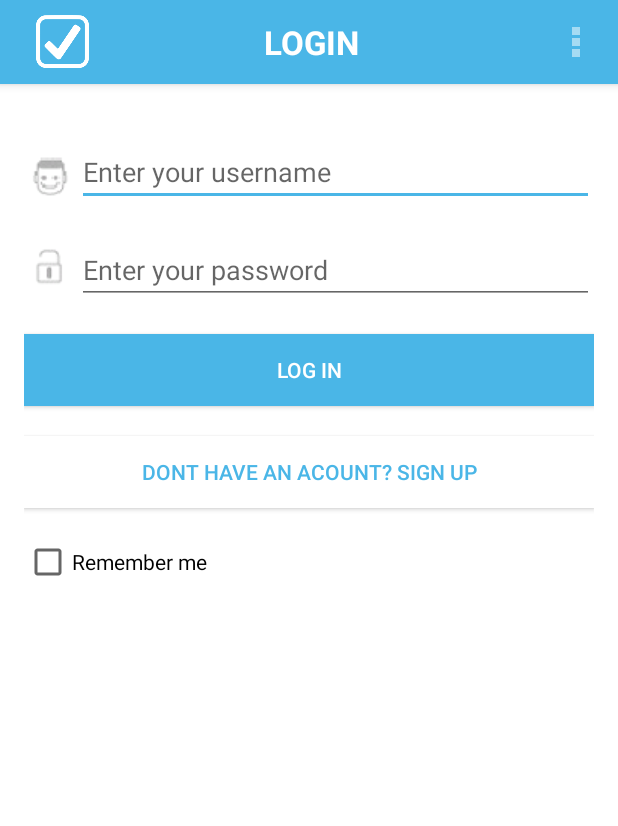
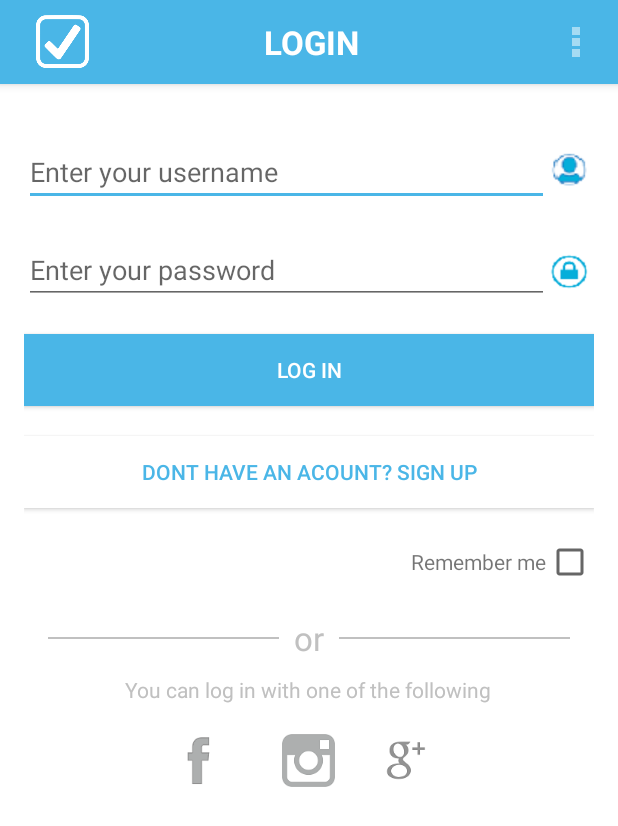
Before and after one commit to Hackaton-Hevre/ClientDemo, an Android app: the screen it shows after launch (MainActivity), on a phone screen of 412 x 824 dp. Shown: the top 826 px of the screen. Run offline under Robolectric (Android 15) with nearby library versions, the phone set to English and light mode, and no system bars; 3 statements that could not run were skipped.

```diff
--- a/app/src/main/java/com/hackaton/hevre/clientapplication/Controller/HomeActivity.java
+++ b/app/src/main/java/com/hackaton/hevre/clientapplication/Controller/HomeActivity.java
@@ -56,7 +56,7 @@ public class HomeActivity extends AppCallbackActivity implements OnItemClickList
             mUserName = b.getString("user");
         }
 
-        setActionBarTitle("My tasks");
+        setActionBarTitle(getString(R.string.homeActivity_title));
 
         mTasks = new ArrayList<String>();
 
@@ -189,18 +189,21 @@ public class HomeActivity extends AppCallbackActivity implements OnItemClickList
 
     /* gets all the nearest relevant businesses for the user by his location and sends notification */
     public void pushNotification_callback(ArrayList<Business> relevantBusinesses) {
+        for (int i = 0; i < relevantBusinesses.size(); i++)
+        {
             NotificationCompat.Builder mBuilder =
                     new NotificationCompat.Builder(this)
-                        .setSmallIcon(R.mipmap.ic_launcher)
-                        .addAction(R.drawable.notification_template_icon_bg, "BUTTON 1", null) // #0
-                        .addAction(R.drawable.abc_ic_commit_search_api_mtrl_alpha, "BUTTON 2", null)  // #1
-                        .setContentTitle("Don't forget your task!")
+                            .setSmallIcon(R.mipmap.app_icon_white)
+                            .addAction(R.drawable.notification_template_icon_bg, getString(R.string.push_notification_not_now), null)
+                            .addAction(R.drawable.notification_template_icon_bg, getString(R.string.push_notification_buying), null)
+                            .setContentTitle(getString(R.string.push_notification_title))
                             .setContentText(relevantBusinesses.get(0).getName() + " is only " + relevantBusinesses.get(0).getLocation().distanceTo(mLocationService.getCurrentLocation()) + " meters away!");
             // Gets an instance of the NotificationManager service
             NotificationManager mNotifyMgr =
                     (NotificationManager) getSystemService(NOTIFICATION_SERVICE);
             // Builds the notification and issues it.
             //mNotifyMgr.notify(getNextNotificationId(), mBuilder.build());
+        }
     }
 
     public class TagsGetter extends AsyncTask<String, Void, String> {
--- a/app/src/main/java/com/hackaton/hevre/clientapplication/Controller/MainActivity.java
+++ b/app/src/main/java/com/hackaton/hevre/clientapplication/Controller/MainActivity.java
@@ -4,13 +4,11 @@ import android.content.Context;
 import android.content.Intent;
 import android.content.SharedPreferences;
 import android.os.Bundle;
-import android.view.LayoutInflater;
 import android.view.Menu;
 import android.view.MenuItem;
 import android.view.View;
 import android.widget.CheckBox;
 import android.widget.EditText;
-import android.widget.TextView;
 import android.widget.Toast;
 
 import com.hackaton.hevre.clientapplication.Model.LoginStatus;
@@ -29,7 +27,7 @@ public class MainActivity extends AppCallbackActivity {
         super.onCreate(savedInstanceState);
         setContentView(R.layout.activity_main);
 
-        setActionBarTitle("Login");
+        setActionBarTitle(getString(R.string.mainActivity_title));
 
 
 
@@ -106,7 +104,7 @@ public class MainActivity extends AppCallbackActivity {
         String userName = mUsernameEdit.getText().toString();
         String password = mPasswordEdit.getText().toString();
         if (userName.equals("") || password.equals("")) {
-            Toast.makeText(getBaseContext(), "Pleas Enter All Of Your Credentials!", Toast.LENGTH_LONG).show();
+            Toast.makeText(getBaseContext(), R.string.mainActivity_fillAll, Toast.LENGTH_LONG).show();
         } else {
             mModelService.login(userName, password);
         }
@@ -123,11 +121,11 @@ public class MainActivity extends AppCallbackActivity {
     public void loginCallback(LoginStatus status) {
         if (status.equals(LoginStatus.INVALID_CREDENTIALS))
         {
-            Toast.makeText(getBaseContext(), "Invalid Password, Please Try Again", Toast.LENGTH_LONG).show();
+            Toast.makeText(getBaseContext(), R.string.mainActivity_wrongPassword, Toast.LENGTH_LONG).show();
         }
          else if (status.equals(LoginStatus.NAME_DOESNT_EXIST))
         {
-            Toast.makeText(getBaseContext(), "Invalid UserName, Please Try Again", Toast.LENGTH_LONG).show();
+            Toast.makeText(getBaseContext(), R.string.mainActivity_wrongUsername, Toast.LENGTH_LONG).show();
         }
         else {
             Intent intent = new Intent(MainActivity.this, HomeActivity.class);
--- a/app/src/main/java/com/hackaton/hevre/clientapplication/Controller/RegisterActivity.java
+++ b/app/src/main/java/com/hackaton/hevre/clientapplication/Controller/RegisterActivity.java
@@ -2,7 +2,6 @@ package com.hackaton.hevre.clientapplication.Controller;
 
 import android.content.Intent;
 import android.os.Bundle;
-import android.view.LayoutInflater;
 import android.view.Menu;
 import android.view.MenuItem;
 import android.view.View;
@@ -21,7 +20,7 @@ public class RegisterActivity extends AppCallbackActivity {
         super.onCreate(savedInstanceState);
         setContentView(R.layout.activity_register);
 
-        setActionBarTitle("Register");
+        setActionBarTitle(getString(R.string.registerActivity_title));
     }
 
 
--- a/app/src/main/res/layout/activity_home.xml
+++ b/app/src/main/res/layout/activity_home.xml
@@ -1,21 +1,11 @@
 <LinearLayout xmlns:android="http://schemas.android.com/apk/res/android"
               xmlns:tools="http://schemas.android.com/tools"
-              xmlns:app="http://schemas.android.com/apk/res-auto"
               android:orientation="vertical"
               android:layout_width="fill_parent"
               android:layout_height="fill_parent"
               android:layout_alignParentBottom="true"
               android:layout_alignRight="@+id/rememberMe_checkBox"
               android:layout_alignEnd="@+id/rememberMe_checkBox">
-
-    <!--<android.support.v7.widget.Toolbar
-        android:id="@+id/home_toolbar"
-        android:layout_width="match_parent"
-        android:layout_height="?attr/actionBarSize"
-        android:background="#4AB6E7"
-        android:elevation="4dp"
-        android:theme="@style/ThemeOverlay.AppCompat.ActionBar"
-        app:popupTheme="@style/ThemeOverlay.AppCompat.Light"/>-->
 
     <RelativeLayout
                     android:layout_width="match_parent"
@@ -26,18 +16,11 @@
                     android:paddingBottom="@dimen/activity_vertical_margin"
                     tools:context="com.hackaton.hevre.clientapplication.Controller.HomeActivity">
 
-        <TextView
-            android:text="@string/title_add_task"
-            android:layout_width="wrap_content"
-            android:layout_height="wrap_content"
-            android:id="@+id/textView"/>
-
         <EditText
             android:layout_width="fill_parent"
             android:layout_height="wrap_content"
             android:id="@+id/taskadd_editText"
             android:hint="@string/entertask_hint"
-            android:layout_below="@+id/textView"
             android:layout_alignParentLeft="true"
             android:layout_alignParentStart="true"/>
 
@@ -45,6 +28,8 @@
             android:layout_width="fill_parent"
             android:layout_height="wrap_content"
             android:text="@string/addnewtask_button"
+            android:background="#4AB6E7"
+            android:textColor="#ffffffff"
             android:id="@+id/add_task_button"
             android:onClick="addtask_onclick"
             android:layout_below="@+id/taskadd_editText"
--- a/app/src/main/res/layout/activity_main.xml
+++ b/app/src/main/res/layout/activity_main.xml
@@ -1,50 +1,11 @@
 <LinearLayout xmlns:android="http://schemas.android.com/apk/res/android"
               xmlns:tools="http://schemas.android.com/tools"
-              xmlns:app="http://schemas.android.com/apk/res-auto"
               android:orientation="vertical"
               android:layout_width="fill_parent"
               android:layout_height="fill_parent"
               android:layout_alignParentBottom="true"
               android:layout_alignRight="@+id/rememberMe_checkBox"
               android:layout_alignEnd="@+id/rememberMe_checkBox">
-
-
-    <!--<android.support.v7.widget.Toolbar
-        android:id="@+id/main_toolbar"
-        android:layout_width="match_parent"
-        android:layout_height="?attr/actionBarSize"
-        android:title="@string/Connect"
-        android:background="#4AB6E7"
-        android:elevation="4dp"
-        android:theme="@style/ThemeOverlay.AppCompat.ActionBar"
-        app:popupTheme="@style/ThemeOverlay.AppCompat.Light">
-
-        <RelativeLayout
-            android:layout_width="fill_parent"
-            android:layout_height="fill_parent">
-
-            <TextView
-                android:layout_width="wrap_content"
-                android:layout_height="wrap_content"
-                android:id="@+id/log_in_toolbar"
-                android:text="Log in"
-                android:layout_alignParentLeft="true"
-                android:layout_alignParentStart="true"
-                android:layout_marginTop="13dp"
-                android:textSize="20dp"
-                android:textColor="@android:color/white"
-                />
-
-            <ImageView
-                android:layout_width="wrap_content"
-                android:layout_height="wrap_content"
-                android:gravity="center_vertical"
-                android:layout_centerVertical="true"
-                />
-
-            </RelativeLayout>
-
-        </android.support.v7.widget.Toolbar>-->
 
     <RelativeLayout
                     android:layout_width="match_parent"
@@ -56,46 +17,36 @@
                     tools:context=".MainActivity"
                     android:background="#ffffffff">
 
-            <ImageView
+        <EditText
             android:layout_width="wrap_content"
-                android:layout_height="wrap_content"
-                android:src="@drawable/ic_username"
-                android:layout_marginTop="20dp"
-                android:id="@+id/imageView"
-                android:layout_toLeftOf="@+id/password_text"
-                android:layout_toStartOf="@+id/password_text"
-                android:layout_alignBottom="@+id/username_text"/>
-
-            <EditText
-                android:layout_width="match_parent"
             android:layout_height="wrap_content"
             android:inputType="textPersonName"
             android:layout_marginTop="20dp"
-                android:hint="Enter your username"
+            android:hint="@string/enter_your_username"
+            android:textDirection="locale"
+            android:ellipsize="start"
             android:ems="10"
-                android:layout_toRightOf="@+id/imageView"
             android:id="@+id/username_text"
-                android:layout_gravity="center_horizontal"/>
+            android:layout_gravity="center_horizontal"
+            android:layout_toLeftOf="@+id/imageView"
+            android:layout_alignParentLeft="true"
+            android:layout_alignParentStart="true"/>
 
-            <ImageView
+        <EditText
             android:layout_width="wrap_content"
             android:layout_height="wrap_content"
+            android:inputType="textPassword"
+            android:hint="@string/enter_your_password"
+            android:textDirection="locale"
+            android:ellipsize="start"
             android:layout_marginTop="20dp"
-                android:id="@+id/imageView2"
-                android:src="@drawable/ic_password"
-                android:layout_below="@+id/username_text"/>
-
-            <EditText
-                android:layout_width="match_parent"
-                android:layout_height="wrap_content"
-                android:inputType="textPassword"
-                android:hint="Enter your password"
-                android:layout_marginTop="20dp"
-                android:layout_toRightOf="@+id/imageView2"
             android:ems="10"
             android:id="@+id/password_text"
             android:layout_gravity="center_horizontal"
-                android:layout_below="@+id/username_text"/>
+            android:layout_below="@+id/username_text"
+            android:layout_toLeftOf="@+id/imageView2"
+            android:layout_alignParentLeft="true"
+            android:layout_alignParentStart="true"/>
 
         <Button
                 android:layout_width="match_parent"
@@ -123,13 +74,145 @@
             android:layout_below="@+id/Login_button"
             />
 
+        <ImageView
+            android:layout_width="wrap_content"
+            android:layout_height="wrap_content"
+            android:src="@drawable/ic_username"
+            android:id="@+id/imageView"
+            android:layout_alignTop="@+id/username_text"
+            android:layout_alignParentRight="true"
+            android:layout_alignParentEnd="true"
+            android:layout_above="@+id/password_text"/>
+
+        <ImageView
+            android:layout_width="wrap_content"
+            android:layout_height="wrap_content"
+            android:id="@+id/imageView2"
+            android:src="@drawable/ic_password"
+            android:layout_alignTop="@+id/password_text"
+            android:layout_toRightOf="@+id/username_text"
+            android:layout_toEndOf="@+id/username_text"
+            android:layout_above="@+id/Login_button"/>
+
         <CheckBox
+            android:layout_width="wrap_content"
+            android:layout_height="wrap_content"
+            android:layout_alignParentRight="true"
+            android:layout_marginTop="20dp"
+            android:id="@+id/rememberMe_checkBox"
+            android:layout_below="@+id/Register_button"
+            android:layout_alignParentEnd="true"/>
+
+        <TextView
             android:layout_width="wrap_content"
             android:layout_height="wrap_content"
             android:layout_marginTop="20dp"
             android:text="@string/rememberMe_checkbox"
-                android:id="@+id/rememberMe_checkBox"
-                android:layout_below="@+id/Register_button"/>
+            android:layout_toLeftOf="@+id/rememberMe_checkBox"
+            android:gravity="center"
+            android:layout_below="@+id/Register_button"
+            android:layout_alignBottom="@+id/rememberMe_checkBox"/>
+
+        <RelativeLayout
+            android:layout_below="@+id/rememberMe_checkBox"
+            android:layout_width="match_parent"
+            android:layout_height="wrap_content"
+            android:id="@+id/seperator"
+            android:layout_marginTop="20dp"
+            android:layout_centerVertical="true"
+            android:orientation="horizontal">
+
+            <TextView
+                android:id="@+id/or"
+                android:layout_width="wrap_content"
+                android:layout_height="wrap_content"
+                android:layout_centerInParent="true"
+                android:layout_marginLeft="10dp"
+                android:layout_marginRight="10dp"
+                android:textSize="@dimen/abc_text_size_large_material"
+                android:text="@string/or"
+                android:textColor="#c0c0c0"/>
+
+            <View
+                android:layout_width="match_parent"
+                android:layout_height="1dp"
+                android:layout_centerVertical="true"
+                android:layout_marginLeft="16dp"
+                android:layout_toLeftOf="@id/or"
+                android:background="#c0c0c0"
+                />
+
+            <View
+                android:layout_width="match_parent"
+                android:layout_height="1dp"
+                android:layout_centerVertical="true"
+                android:layout_marginRight="16dp"
+                android:layout_toRightOf="@id/or"
+                android:background="#c0c0c0"
+                />
+
+        </RelativeLayout>
+
+        <TextView
+            android:id="@+id/optionsText"
+            android:layout_marginTop="10dp"
+            android:layout_width="wrap_content"
+            android:layout_height="wrap_content"
+            android:layout_centerInParent="true"
+            android:layout_marginLeft="10dp"
+            android:layout_marginRight="10dp"
+            android:layout_below="@+id/seperator"
+            android:text="@string/mainActivity_loginWithOnOfTheFollowingText"
+            android:textColor="#c0c0c0"/>
+
+        <RelativeLayout
+            android:layout_width="match_parent"
+            android:layout_height="wrap_content"
+            android:id="@+id/buttoLogin"
+            android:layout_marginTop="20dp"
+            android:layout_centerVertical="true"
+            android:layout_below="@+id/optionsText"
+            android:orientation="horizontal">
+
+            <ImageButton
+                android:layout_width="wrap_content"
+                android:layout_height="wrap_content"
+                android:src="@mipmap/instagram"
+                android:background="@null"
+                android:scaleType="fitXY"
+                android:id="@+id/instagramLogin_button"
+                android:layout_alignParentTop="true"
+                android:layout_centerHorizontal="true"/>
+
+            <ImageButton
+                android:layout_width="wrap_content"
+                android:layout_height="wrap_content"
+                android:src="@mipmap/google_nuovo"
+                android:background="@null"
+                android:scaleType="fitXY"
+                android:id="@+id/googleLogin_button"
+                android:layout_alignParentTop="true"
+                android:layout_toRightOf="@+id/instagramLogin_button"
+                android:layout_toEndOf="@+id/instagramLogin_button"
+                android:layout_marginLeft="29dp"
+                android:layout_marginStart="29dp"/>
+
+            <ImageButton
+                android:layout_width="wrap_content"
+                android:layout_height="wrap_content"
+                android:src="@mipmap/facebook"
+                android:background="@null"
+                android:scaleType="fitXY"
+                android:id="@+id/facebookLogin_button"
+                android:layout_marginRight="38dp"
+                android:layout_marginEnd="38dp"
+                android:layout_alignParentTop="true"
+                android:layout_toLeftOf="@+id/instagramLogin_button"
+                android:layout_toStartOf="@+id/instagramLogin_button"/>
+
+        </RelativeLayout>
+
+
     </RelativeLayout>
 
 </LinearLayout>
--- a/app/src/main/res/layout/activity_register.xml
+++ b/app/src/main/res/layout/activity_register.xml
@@ -1,28 +1,10 @@
 <?xml version="1.0" encoding="utf-8"?>
 <LinearLayout xmlns:android="http://schemas.android.com/apk/res/android"
               xmlns:tools="http://schemas.android.com/tools"
-              xmlns:app="http://schemas.android.com/apk/res-auto"
               android:orientation="vertical"
               android:layout_width="match_parent"
               android:layout_height="match_parent"
-              tools:context="com.hackaton.hevre.clientapp.RegisterActivity"
-    >
-    <!--
-    <android.support.v7.widget.Toolbar
-        android:id="@+id/register_toolbar"
-        android:layout_width="match_parent"
-        android:layout_height="?attr/actionBarSize"
-        android:background="#4AB6E7"
-        android:elevation="4dp"
-        android:theme="@style/ThemeOverlay.AppCompat.ActionBar"
-        app:popupTheme="@style/ThemeOverlay.AppCompat.Light"/>-->
-
-    <TextView
-        android:layout_width="wrap_content"
-        android:layout_height="wrap_content"
-        android:text="@string/Register_Page"
-        android:id="@+id/textView2"
-        android:layout_gravity="center_horizontal"/>
+              tools:context="com.hackaton.hevre.clientapp.RegisterActivity">\
 
     <EditText
         android:layout_width="match_parent"
@@ -67,10 +49,16 @@
 
     <Button
         android:layout_width="match_parent"
+        android:layout_alignParentLeft="true"
+        android:layout_alignParentStart="true"
         android:layout_height="wrap_content"
+        android:layout_marginTop="20dp"
         android:text="@string/Register_button"
+        android:textColor="#ffffff"
+        android:background="#4AB6E7"
         android:id="@+id/Registerbutton_text_re"
-        android:layout_marginTop="30dp"
+        android:layout_gravity="center_horizontal"
         android:onClick="registerRegButton_onClick"
+        android:layout_below="@+id/repassword_text_re"
         />
 </LinearLayout>
--- a/app/src/main/res/layout/activity_task.xml
+++ b/app/src/main/res/layout/activity_task.xml
@@ -1,7 +1,6 @@
 <?xml version="1.0" encoding="utf-8"?>
 <LinearLayout xmlns:android="http://schemas.android.com/apk/res/android"
     xmlns:tools="http://schemas.android.com/tools"
-    xmlns:app="http://schemas.android.com/apk/res-auto"
     android:layout_width="match_parent"
     android:layout_height="match_parent"
     android:paddingBottom="@dimen/activity_vertical_margin"
--- a/app/src/main/res/values/strings.xml
+++ b/app/src/main/res/values/strings.xml
@@ -30,4 +30,18 @@
     <string name="homeActivity_taskAdded">OK, Task has been added!</string>
     <string name="homeActivity_illegalTaskAlert">ILLEGAL TASK, task has not been found</string>
     <string name="homeActivity_taskExistsAlert">your TASK is already exist</string>
+    <string name="push_notification_buying">BUYING</string>
+    <string name="push_notification_not_now">NOT NOW</string>
+    <string name="push_notification_title">Don\'t forget your task!</string>
+    <string name="homeActivity_title">My tasks</string>
+    <string name="mainActivity_title">Login</string>
+    <string name="registerActivity_title">Register</string>
+    <string name="mainActivity_fillAll">Pleas Enter All Of Your Credentials!</string>
+    <string name="mainActivity_wrongPassword">Invalid Password, Please Try Again</string>
+    <string name="mainActivity_wrongUsername">Invalid UserName, Please Try Again</string>
+    <string name="enter_your_username">Enter your username</string>
+    <string name="enter_your_password">Enter your password</string>
+    <string name="or">or</string>
+    <string name="mainActivity_loginWithOnOfTheFollowingText">You can log in with one of the following</string>
+    <string name="mainActivity_forgotPassword">Forgot your password?</string>
 </resources>
```
Also changed, not shown: app/src/main/res/drawable/ic_password.png, app/src/main/res/drawable/ic_username.png, app/src/main/res/mipmap-xhdpi/facebook.png (added), app/src/main/res/mipmap-xhdpi/google_nuovo.png (added), app/src/main/res/mipmap-xhdpi/instagram.png (added), app/src/main/res/mipmap-xhdpi/password_icon.png (added), app/src/main/res/mipmap-xhdpi/username_icon.png (added), app/src/main/res/mipmap-xhdpi/x_blue.png (added), 2 other files. Lines whose indentation alone changed are shown as unchanged.
